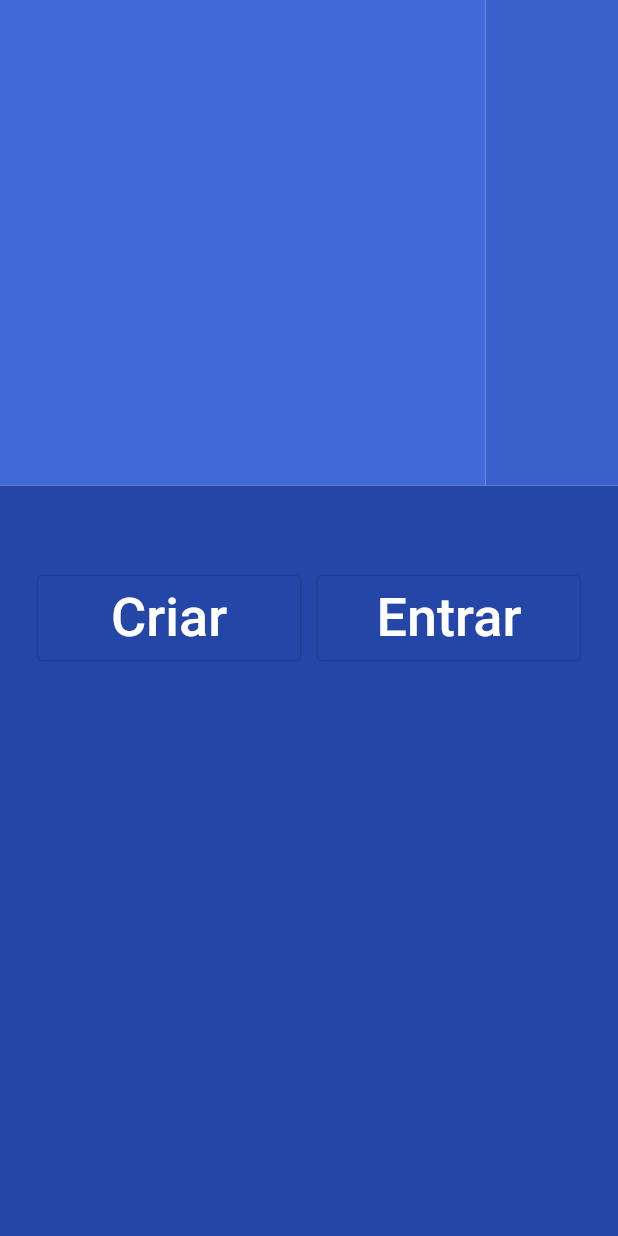
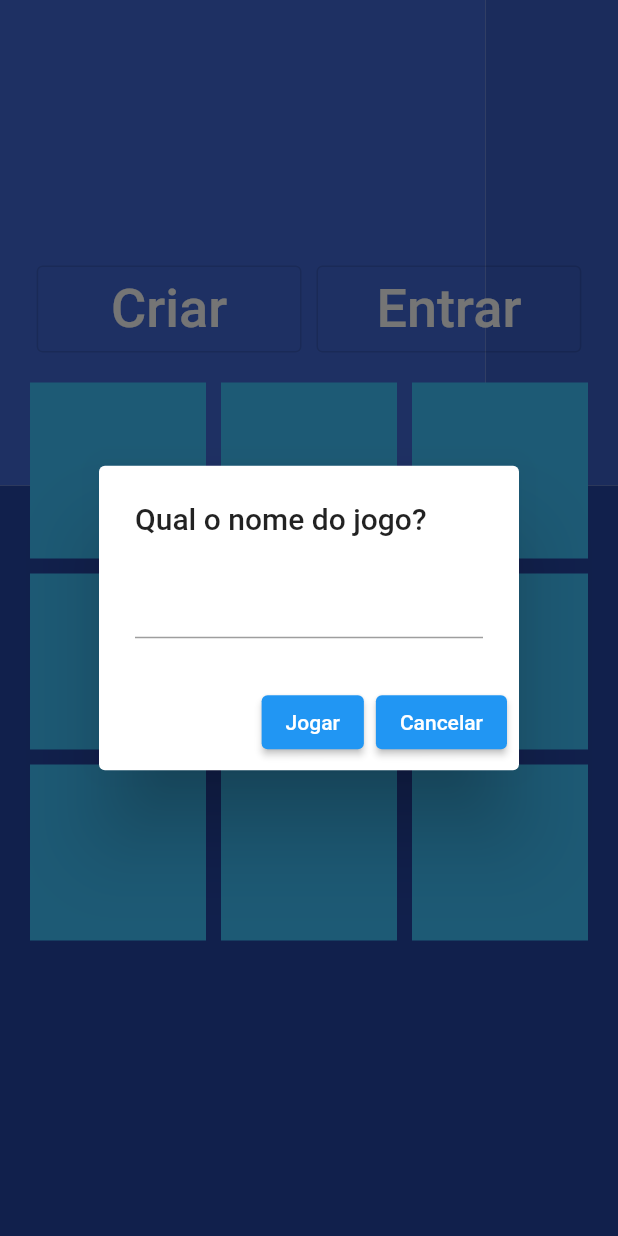
Before and after one commit to rafamazzucato/tic_tac_toe_2aojr, a Flutter app: the screen it shows after launch, after a tap on "Criar", on a phone screen of 412 x 824 dp. Run offline on Flutter 3.47's test engine with Material 2 defaults, Android fonts, the phone set to English and light mode, and no system bars; our stand-ins replace flutter_screenutil.

Commit message:
criacao da estrutura das celulas

```diff
--- a/lib/screens/game.dart
+++ b/lib/screens/game.dart
@@ -11,9 +11,15 @@ class GameWidget extends StatefulWidget {
 }
 
 class _GameWidgetState extends State<GameWidget> {
-
   Game? game;
   bool? minhaVez;
+
+  // 0 = branco, 1 eu escolhi essa celula e 2 oponente escolheu a celula
+  List<List<int>> cells = [
+    [0, 0, 0],
+    [0, 0, 0],
+    [0, 0, 0],
+  ];
 
   @override
   Widget build(BuildContext context) {
@@ -46,29 +52,47 @@ class _GameWidgetState extends State<GameWidget> {
                 ),
               ],
             ),
-            Container(
+            SizedBox(
               height: ScreenUtil().setHeight(1400),
               width: ScreenUtil().setWidth(700),
-              child: Center(child: Column(
+              child: Center(
+                  child: Column(
                       mainAxisAlignment: MainAxisAlignment.center,
                       crossAxisAlignment: CrossAxisAlignment.center,
                       children: [
-                  game == null ?
-                    (Row(
+                    (game == null
+                        ? Row(
                             mainAxisAlignment: MainAxisAlignment.center,
                             children: [
                                 _buildButton("Criar", true),
                                 const SizedBox(width: 10),
                                 _buildButton("Entrar", false),
-                      ]))
-                    :
-                      InkWell(
-                        onLongPress: (() {
-
-                        }),
+                              ])
+                        : InkWell(
+                            onLongPress: (() {}),
                             child: Text(
-                          minhaVez == true ? "Sua vez!!" : "Aguarde sua vez!!",
-                          style: textStyle36,)
+                              minhaVez == true
+                                  ? "Sua vez!!"
+                                  : "Aguarde sua vez!!",
+                              style: textStyle36,
+                            ))),
+                    GridView.count(
+                      shrinkWrap: true,
+                      padding: const EdgeInsets.all(20),
+                      mainAxisSpacing: 10,
+                      crossAxisSpacing: 10,
+                      crossAxisCount: 3,
+                      children: [
+                        _getCell(0, 0),
+                        _getCell(0, 1),
+                        _getCell(0, 2),
+                        _getCell(1, 0),
+                        _getCell(1, 1),
+                        _getCell(1, 2),
+                        _getCell(2, 0),
+                        _getCell(2, 1),
+                        _getCell(2, 2),
+                      ],
                     )
                   ])),
             )
@@ -82,10 +106,67 @@ class _GameWidgetState extends State<GameWidget> {
         width: ScreenUtil().setWidth(300),
         child: OutlinedButton(
             child: Padding(
-        padding: EdgeInsets.all(8),
+                padding: paddingDefault,
                 child: Text(label, style: textStyle36)),
             onPressed: () {
-        // Criar partida
+              createGame(isCreator);
             }),
       );
+
+  Widget _getCell(int x, int y){
+    return InkWell(
+        child: Container(
+          padding: paddingDefault,
+          color: Colors.lightBlueAccent,
+          child: Center(
+              child: Text(
+            cells[x][y] == 0
+                ? " "
+                : cells[x][y] == 1
+                    ? "X"
+                    : "0",
+            style: textStyle72,
+          )),
+        ),
+        onTap: (){
+          if(minhaVez == true && cells[x][y] == 0){
+            setState(() {
+              minhaVez = false;
+              cells[x][y] = 1;
+            });
           }
+        }
+      );
+  }
+
+  Future createGame(bool isCreator) {
+    final editingController = TextEditingController();
+    return showDialog(
+        context: context,
+        barrierDismissible: false,
+        builder: (context) {
+          return AlertDialog(
+            title: const Text("Qual o nome do jogo?"),
+            content: TextField(
+              controller: editingController,
+            ),
+            actions: [
+              ElevatedButton(
+                  onPressed: () {
+                    setState(() {
+                      game = Game(editingController.text, isCreator);
+                      minhaVez = isCreator;
+                    });
+                    Navigator.pop(context);
+                  },
+                  child: const Text("Jogar")),
+              ElevatedButton(
+                  onPressed: () {
+                    Navigator.pop(context);
+                  },
+                  child: const Text("Cancelar"))
+            ],
+          );
+        });
+  }
+}
--- a/lib/utils/constants.dart
+++ b/lib/utils/constants.dart
@@ -8,3 +8,5 @@ const colorOrange = Color.fromARGB(255, 250, 157, 133);
 
 const textStyle36 = TextStyle(fontSize: 36, color: Colors.white);
 const textStyle72 = TextStyle(fontSize: 72, color: Colors.white);
+
+const paddingDefault = EdgeInsets.all(8);
```
Lines whose indentation alone changed are shown as unchanged.
